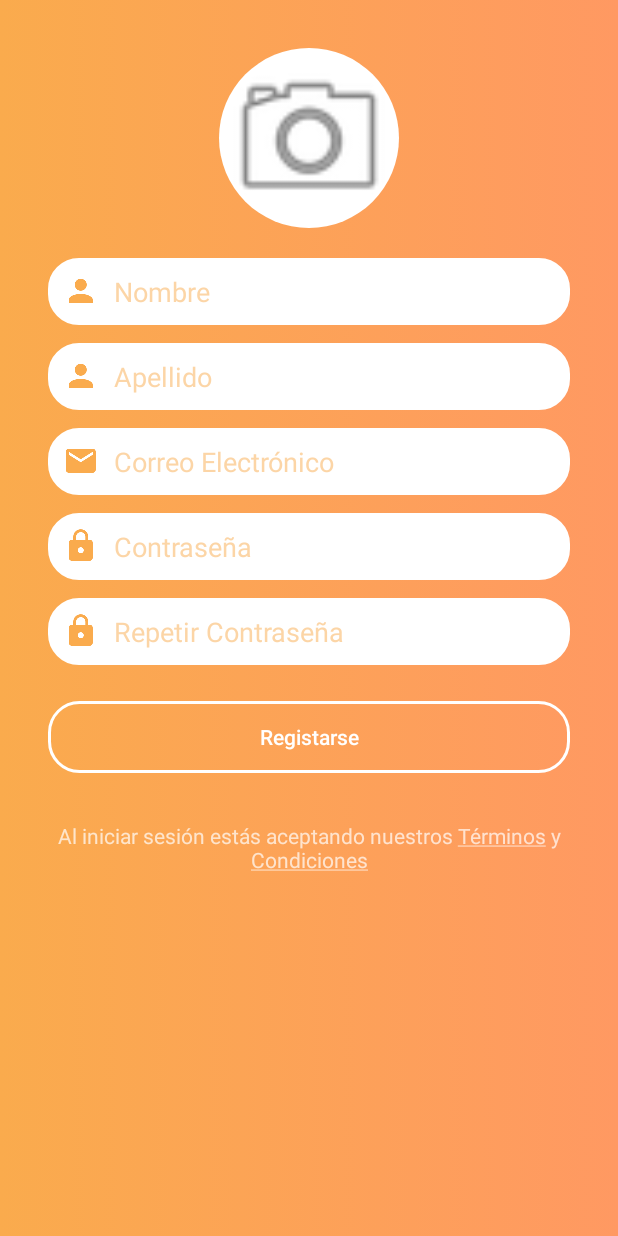
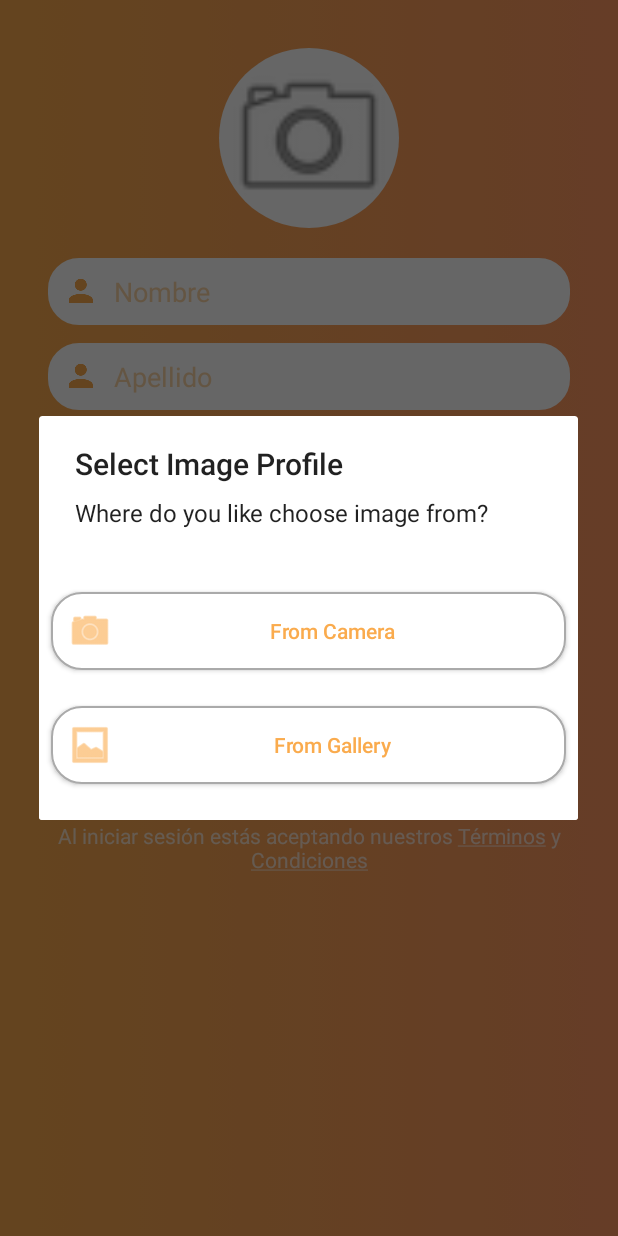
Before and after one commit to Rudiel/Just4Roomiesv2, an Android app: the RegisterActivity screen opened directly, with no data from a screen before it, after a tap on an icon or button, on a phone screen of 412 x 824 dp. Run offline under Robolectric (Android 15) with nearby library versions, the phone set to English and light mode, and no system bars; our stand-ins replace RxJava, data binding; pictures from the network do not load.

Commit message:
re#00 image selector form gallery, permissions in runtime dialog image picker

```diff
--- a/app/src/main/AndroidManifest.xml
+++ b/app/src/main/AndroidManifest.xml
@@ -4,6 +4,7 @@
 
     <uses-permission android:name="android.permission.INTERNET" />
     <uses-permission android:name="android.permission.CAMERA"/>
+    <uses-permission android:name="android.permission.READ_EXTERNAL_STORAGE"/>
 
     <application
         android:name=".Just4RoomiesApp"
--- a/app/src/main/java/com/narumasolutions/just4roomies/Creators/AlertDialog.kt
+++ b/app/src/main/java/com/narumasolutions/just4roomies/Creators/AlertDialog.kt
@@ -4,11 +4,13 @@ import android.app.Dialog
 import android.content.Context
 import android.content.DialogInterface
 import android.support.v7.app.AlertDialog
+import android.view.LayoutInflater
+import android.widget.Button
 import com.narumasolutions.just4roomies.R
 
 class AlertDialog {
 
-    fun showDialog(context: Context, message: String, title : String): Dialog {
+    fun showDialog(context: Context, message: String, title: String): Dialog {
 
         val alertDialog = AlertDialog.Builder(context, R.style.Theme_AppCompat_Light_Dialog_Alert)
         alertDialog.setMessage(message)
@@ -18,4 +20,29 @@ class AlertDialog {
         return alertDialog.create()
     }
 
+    fun showImageOptionsDialog(context: Context, listener: IOnChooserImageListener): Dialog {
+
+        val inflater = LayoutInflater.from(context)
+        val v = inflater.inflate(R.layout.layout_selector_image, null , false)
+
+        val btGallery =v.findViewById<Button>(R.id.btImageSelectorGallery)
+
+        val btCamera= v.findViewById<Button>(R.id.btImageSelectorCamera)
+
+
+        val alertDialog = AlertDialog.Builder(context, R.style.Theme_AppCompat_Light_Dialog_Alert)
+        alertDialog.setView(v)
+        alertDialog.setTitle("Select Image Profile")
+        alertDialog.setMessage("Where do you like choose image from?")
+
+        val dialog = alertDialog.create()
+
+        btCamera.setOnClickListener{listener.onCameraClicked(dialog)}
+
+        btGallery.setOnClickListener{listener.onGalleryClicked(dialog)}
+
+        return dialog
+
+    }
+
 }
--- /dev/null
+++ b/app/src/main/java/com/narumasolutions/just4roomies/Creators/IOnChooserImageListener.kt
@@ -0,0 +1,10 @@
+package com.narumasolutions.just4roomies.Creators
+
+import android.app.Dialog
+
+interface IOnChooserImageListener {
+
+    fun onCameraClicked(dialog: Dialog)
+
+    fun onGalleryClicked(dialog: Dialog)
+}
--- a/app/src/main/java/com/narumasolutions/just4roomies/Just4RoomiesServices.kt
+++ b/app/src/main/java/com/narumasolutions/just4roomies/Just4RoomiesServices.kt
@@ -9,13 +9,14 @@ import com.narumasolutions.just4roomies.Model.Response.UserResponse
 import io.reactivex.Observable
 import okhttp3.Response
 import okhttp3.ResponseBody
+import retrofit2.adapter.rxjava2.Result
 import retrofit2.http.*
 
 interface Just4RoomiesServices {
 
 
     @POST("api/LoginUsuario")
-    fun login(@Body user: User): Observable<ResponseBody>
+    fun login(@Body user: User): Observable<Result<ResponseBody>>
 
     @GET("/api/GetProfiles/Page")
     fun getUsers(@QueryMap params: Map<String, Int>): Observable<GetProfilesResponse>
--- a/app/src/main/java/com/narumasolutions/just4roomies/Model/Request/RegisterNew.kt
+++ b/app/src/main/java/com/narumasolutions/just4roomies/Model/Request/RegisterNew.kt
@@ -2,4 +2,4 @@ package com.narumasolutions.just4roomies.Model.Request
 
 import android.databinding.BaseObservable
 
-data class RegisterNew(val Nombre: String, val Apellido: String, val Email: String, val Password: String) : BaseObservable()
+data class RegisterNew(val Nombre: String, val Apellido: String, val Email: String,val Imagen:,  val Contrasenia: String) : BaseObservable()
--- /dev/null
+++ b/app/src/main/java/com/narumasolutions/just4roomies/Model/Response/ErrorResponse.kt
@@ -0,0 +1,3 @@
+package com.narumasolutions.just4roomies.Model.Response
+
+data class ErrorResponse(val Code: Int, val message:String)
--- a/app/src/main/java/com/narumasolutions/just4roomies/UI/Container/Fragments/SerachRoomies/SearchRoomiesViewModel.kt
+++ b/app/src/main/java/com/narumasolutions/just4roomies/UI/Container/Fragments/SerachRoomies/SearchRoomiesViewModel.kt
@@ -29,6 +29,7 @@ class SearchRoomiesViewModel : BaseViewModel() {
 
         params.set("start", 1)
         params.set("limit", 10)
+
 
 
         subscription = services.getUsers(params)
--- a/app/src/main/java/com/narumasolutions/just4roomies/UI/Container/Fragments/SerachRoomies/SearchRoomies_Fragment.kt
+++ b/app/src/main/java/com/narumasolutions/just4roomies/UI/Container/Fragments/SerachRoomies/SearchRoomies_Fragment.kt
@@ -34,6 +34,8 @@ class SearchRoomies_Fragment : Fragment() {
 
         binding.setLifecycleOwner(this)
 
+        view.measuredHeight
+
         return view
     }
 
@@ -56,10 +58,8 @@ class SearchRoomies_Fragment : Fragment() {
 
         val paramsActions = llSearchRoomiesActions.layoutParams
 
-
         try {
-            flContainer.parent
-            paramsCardView.height = displayMetrics.heightPixels - (displayMetrics.heightPixels / 4 + 50) - (toolbar.height*2)
+            paramsCardView.height = displayMetrics.heightPixels - (toolbar.height*2)- (displayMetrics.heightPixels / 4)
             paramsActions.height = displayMetrics.heightPixels - paramsCardView.height
             // paramsCardView.height = flContainer.measuredHeight -(toolbar.height *2) - (flContainer.measuredHeight/4 + 50)
             // paramsActions.height = flContainer.measuredHeight - paramsCardView.height
--- /dev/null
+++ b/app/src/main/res/drawable/nav_item_color_state.xml
@@ -0,0 +1,5 @@
+<?xml version="1.0" encoding="utf-8"?>
+<selector xmlns:android="http://schemas.android.com/apk/res/android">
+    <item android:color="@color/colorPrimary" android:state_enabled="true" />
+    <item android:color="@color/gris_bajo" android:state_enabled="false" />
+</selector>
--- a/app/src/main/res/layout/layout_fragment_searchroomie.xml
+++ b/app/src/main/res/layout/layout_fragment_searchroomie.xml
@@ -22,7 +22,6 @@
             android:id="@+id/llSearchRoomiesActions"
             android:layout_width="match_parent"
             android:layout_height="wrap_content"
-            android:layout_marginBottom="8dp"
             android:orientation="horizontal"
             android:gravity="center"
             app:layout_constraintBottom_toBottomOf="parent">
--- /dev/null
+++ b/app/src/main/res/layout/layout_selector_image.xml
@@ -0,0 +1,46 @@
+<?xml version="1.0" encoding="utf-8"?>
+<android.support.constraint.ConstraintLayout xmlns:android="http://schemas.android.com/apk/res/android"
+    xmlns:app="http://schemas.android.com/apk/res-auto"
+    xmlns:tools="http://schemas.android.com/tools"
+    android:layout_width="match_parent"
+    android:layout_height="wrap_content"
+
+    android:background="@color/colorAccent">
+
+    <Button
+        android:id="@+id/btImageSelectorCamera"
+        android:layout_width="0dp"
+        android:layout_height="wrap_content"
+        android:layout_marginEnd="8dp"
+        android:layout_marginStart="8dp"
+        android:layout_marginTop="16dp"
+        android:background="@drawable/boton_blanco_bordegris"
+        android:drawableLeft="@android:drawable/ic_menu_camera"
+        android:text="From Camera"
+        android:drawableTint="@color/colorPrimary"
+        android:textAllCaps="false"
+        android:textColor="@color/colorPrimary"
+        app:layout_constraintEnd_toEndOf="parent"
+        app:layout_constraintStart_toStartOf="parent"
+        app:layout_constraintTop_toTopOf="parent" />
+
+    <Button
+        android:id="@+id/btImageSelectorGallery"
+        android:layout_width="0dp"
+        android:layout_height="wrap_content"
+        android:layout_marginBottom="24dp"
+        android:layout_marginEnd="8dp"
+        android:layout_marginStart="8dp"
+        android:layout_marginTop="24dp"
+        android:drawableTint="@color/colorPrimary"
+        android:background="@drawable/boton_blanco_bordegris"
+        android:drawableLeft="@android:drawable/ic_menu_gallery"
+        android:textAllCaps="false"
+        android:text="From Gallery"
+        android:textColor="@color/colorPrimary"
+        app:layout_constraintBottom_toBottomOf="parent"
+        app:layout_constraintEnd_toEndOf="parent"
+        app:layout_constraintStart_toStartOf="parent"
+        app:layout_constraintTop_toBottomOf="@+id/btImageSelectorCamera" />
+
+</android.support.constraint.ConstraintLayout>
```
Also changed, not shown: app/src/main/java/com/narumasolutions/just4roomies/UI/Login/LoginActivity.kt (+19 -14 lines), app/src/main/java/com/narumasolutions/just4roomies/UI/Login/LoginViewModel.kt (+21 -13 lines), app/src/main/java/com/narumasolutions/just4roomies/UI/Register/RegisterActivity.kt (+64 -8 lines), app/src/main/res/layout/layout_container.xml (+17 -9 lines).
